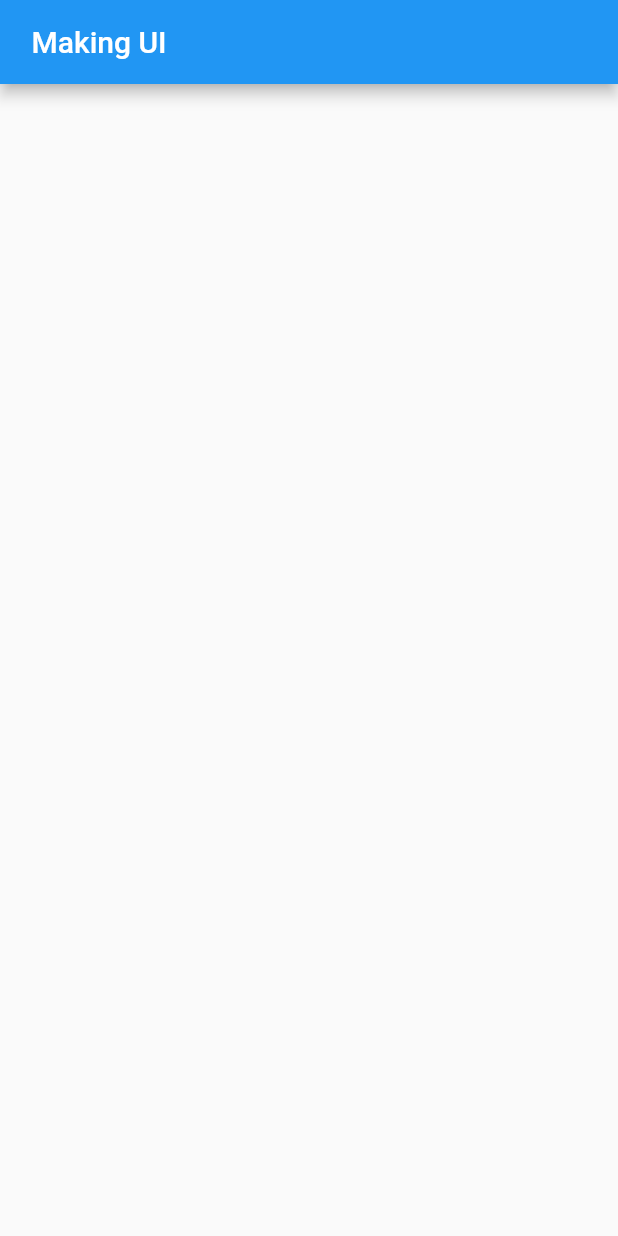
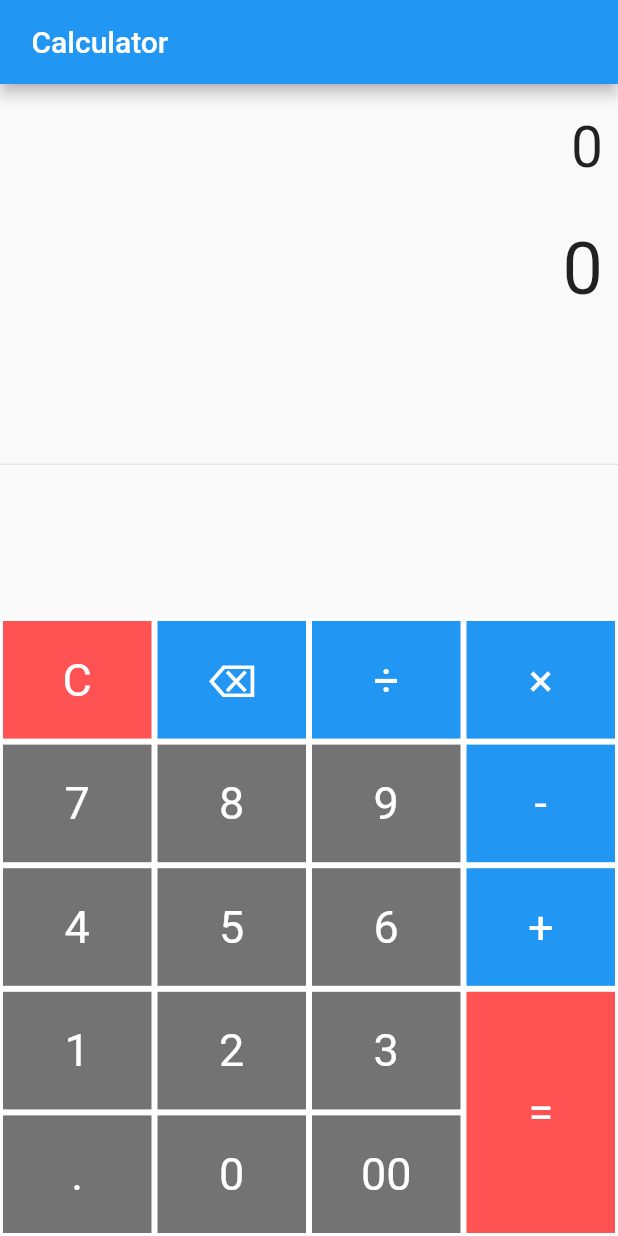
Before and after one commit to app-artist/Dny-UI, a Flutter app: the screen it shows after launch, on a phone screen of 412 x 824 dp. Run offline on Flutter 3.47's test engine with Material 2 defaults, Android fonts, the phone set to English and light mode, and no system bars.

Commit message:
Final Commit

```diff
--- a/lib/main.dart
+++ b/lib/main.dart
@@ -12,15 +12,152 @@ class MyApp extends StatelessWidget {
   Widget build(BuildContext context) {
     return MaterialApp(
       debugShowCheckedModeBanner: false,
-      title: 'Flutter Demo',
+      title: 'Calculator',
       theme: ThemeData(
         primarySwatch: Colors.blue,
       ),
-      home: Scaffold(
-        appBar: AppBar(
-          title: const Text(" Making UI"),
+      home: const SimpleCalculator(),
+    );
+  }
+}
+
+class SimpleCalculator extends StatefulWidget {
+  const SimpleCalculator({Key? key}) : super(key: key);
+
+  @override
+  State<SimpleCalculator> createState() => _SimpleCalculatorState();
+}
+
+class _SimpleCalculatorState extends State<SimpleCalculator> {
+  Widget buildButton(
+      String buttonText, double buttonHeight, Color buttonColor) {
+    return Container(
+      decoration: BoxDecoration(
+        color: buttonColor,
+        border: Border.all(
+          color: Colors.white,
+          width: 2,
+        ),
+      ),
+      height: MediaQuery.of(context).size.height * .10 * buttonHeight,
+      child: InkWell(
+        onTap: null,
+        child: Center(
+          child: Text(
+            buttonText,
+            style: const TextStyle(
+                fontSize: 30,
+                fontWeight: FontWeight.normal,
+                color: Colors.white),
+          ),
         ),
       ),
     );
   }
+
+  @override
+  Widget build(BuildContext context) {
+    return Scaffold(
+      appBar: AppBar(
+        title: const Text(" Calculator"),
+      ),
+      body: Column(
+        children: [
+          Container(
+            alignment: Alignment.centerRight,
+            padding: const EdgeInsets.fromLTRB(10, 20, 10, 0),
+            child: const Text(
+              '0',
+              style: TextStyle(fontSize: 38.0),
+            ),
+          ),
+          Container(
+            alignment: Alignment.centerRight,
+            padding: const EdgeInsets.fromLTRB(10, 30, 10, 0),
+            child: const Text(
+              '0',
+              style: TextStyle(fontSize: 48.0),
+            ),
+          ),
+          const Expanded(
+            child: Divider(),
+          ),
+          Row(
+            mainAxisAlignment: MainAxisAlignment.start,
+            children: [
+              SizedBox(
+                width: MediaQuery.of(context).size.width * .75,
+                child: Table(
+                  children: [
+                    TableRow(
+                      children: [
+                        buildButton("C", 1, Colors.redAccent),
+                        buildButton("⌫", 1, Colors.blue),
+                        buildButton("÷", 1, Colors.blue),
+                      ],
+                    ),
+                    TableRow(
+                      children: [
+                        buildButton("7", 1, Colors.black54),
+                        buildButton("8", 1, Colors.black54),
+                        buildButton("9", 1, Colors.black54),
+                      ],
+                    ),
+                    TableRow(
+                      children: [
+                        buildButton("4", 1, Colors.black54),
+                        buildButton("5", 1, Colors.black54),
+                        buildButton("6", 1, Colors.black54),
+                      ],
+                    ),
+                    TableRow(
+                      children: [
+                        buildButton("1", 1, Colors.black54),
+                        buildButton("2", 1, Colors.black54),
+                        buildButton("3", 1, Colors.black54),
+                      ],
+                    ),
+                    TableRow(
+                      children: [
+                        buildButton(".", 1, Colors.black54),
+                        buildButton("0", 1, Colors.black54),
+                        buildButton("00", 1, Colors.black54),
+                      ],
+                    ),
+                  ],
+                ),
+              ),
+              SizedBox(
+                width: MediaQuery.of(context).size.width * 0.25,
+                child: Table(
+                  children: [
+                    TableRow(
+                      children: [
+                        buildButton("×", 1, Colors.blue)
+                      ]
+                    ),
+                    TableRow(
+                        children: [
+                          buildButton("-", 1, Colors.blue)
+                        ]
+                    ),
+                    TableRow(
+                        children: [
+                          buildButton("+", 1, Colors.blue)
+                        ]
+                    ),
+                    TableRow(
+                        children: [
+                          buildButton("=", 2, Colors.redAccent)
+                        ]
+                    ),
+                  ],
+                ),
+              ),
+            ],
+          ),
+        ],
+      ),
+    );
+  }
 }
```
